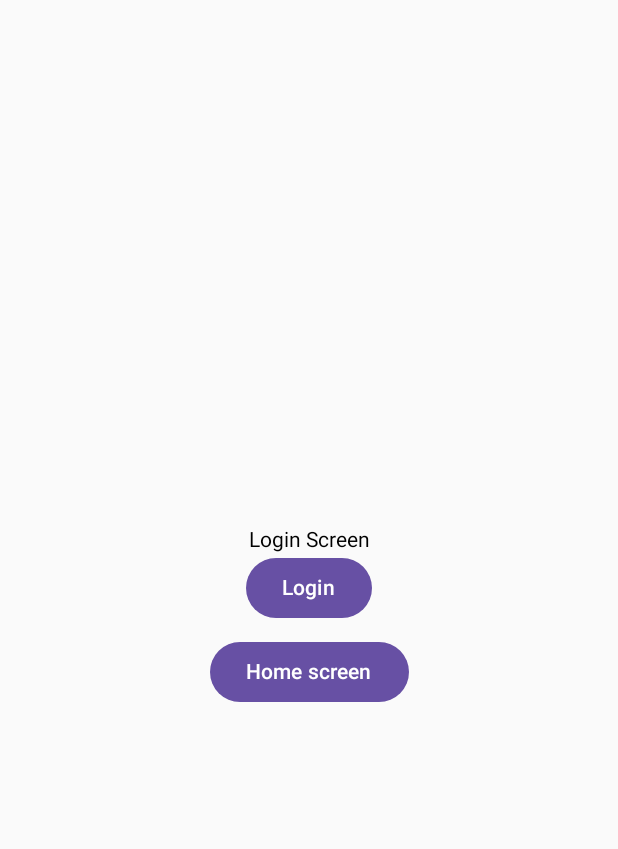
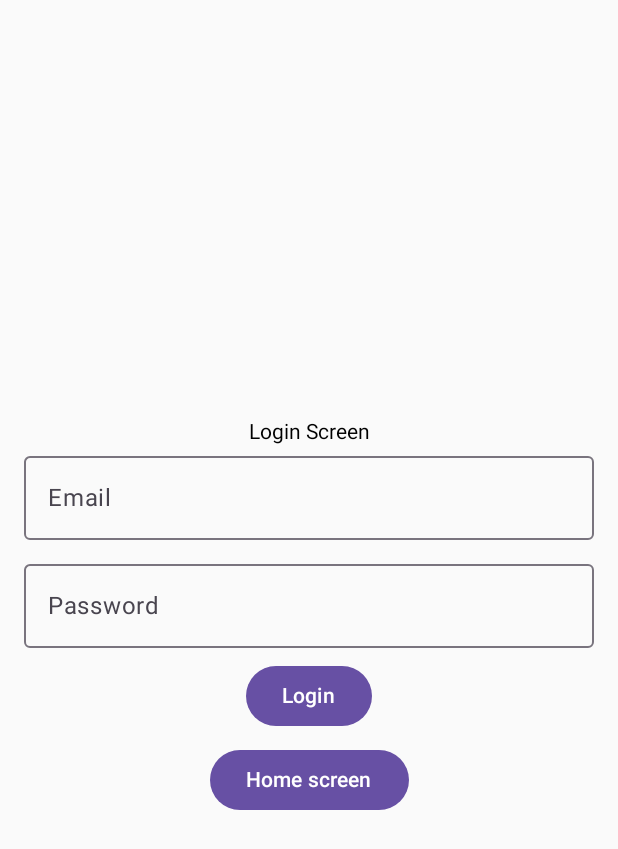
Before and after one commit to gawlowski-mateusz/Health-Monitor, an Android app built with Jetpack Compose: the LoginScreen screen opened through its navigation route, after a tap on "Login", on a phone screen of 412 x 824 dp. Shown: the top 849 px of the screen. Run offline under Robolectric (Android 15) with nearby library versions, the light colour scheme and no system bars.

Commit message:
Frontend : Login
+ Login page update

```diff
--- a/Frontend/app/src/main/java/com/mateusz/frontend/LoginScreen.kt
+++ b/Frontend/app/src/main/java/com/mateusz/frontend/LoginScreen.kt
@@ -2,37 +2,66 @@ package com.mateusz.frontend
 
 import android.widget.Toast
 import androidx.compose.foundation.layout.*
+import androidx.compose.foundation.text.KeyboardOptions
 import androidx.compose.material3.Button
+import androidx.compose.material3.OutlinedTextField
 import androidx.compose.material3.Text
 import androidx.compose.runtime.*
 import androidx.compose.ui.Alignment
 import androidx.compose.ui.Modifier
 import androidx.compose.ui.platform.LocalContext
+import androidx.compose.ui.text.input.KeyboardType
 import androidx.compose.ui.tooling.preview.Preview
 import androidx.compose.ui.unit.dp
 import kotlinx.coroutines.CoroutineScope
 import kotlinx.coroutines.Dispatchers
 import kotlinx.coroutines.launch
 import kotlinx.coroutines.withContext
+import org.json.JSONObject
+import java.io.OutputStreamWriter
 import java.net.HttpURLConnection
 import java.net.URL
 
 @Composable
 fun LoginScreen(onLoginSuccess: () -> Unit, onNavigateToHomeScreen: () -> Unit) {
+    var email by remember { mutableStateOf("") }
+    var password by remember { mutableStateOf("") }
+
     val context = LocalContext.current
     var loginResult by remember { mutableStateOf("") }
 
     Column(
-        modifier = Modifier.fillMaxSize(),
+        modifier = Modifier
+            .fillMaxSize()
+            .padding(16.dp),
         verticalArrangement = Arrangement.Center,
         horizontalAlignment = Alignment.CenterHorizontally
     ) {
         Text("Login Screen")
 
+        OutlinedTextField(
+            value = email,
+            onValueChange = { email = it },
+            label = { Text("Email") },
+            modifier = Modifier.fillMaxWidth()
+        )
+
+        Spacer(modifier = Modifier.height(8.dp))
+
+        OutlinedTextField(
+            value = password,
+            onValueChange = { password = it },
+            label = { Text("Password") },
+            keyboardOptions = KeyboardOptions(keyboardType = KeyboardType.Email),
+            modifier = Modifier.fillMaxWidth()
+        )
+
+        Spacer(modifier = Modifier.height(8.dp))
+
         Button(onClick = {
             // Launch a coroutine to perform the network request
             CoroutineScope(Dispatchers.IO).launch {
-                val result = makeLoginRequest()
+                val result = makeLoginRequest(email, password)
                 withContext(Dispatchers.Main) {
                     loginResult = result
                     if (result == "Success") {
@@ -54,18 +83,37 @@ fun LoginScreen(onLoginSuccess: () -> Unit, onNavigateToHomeScreen: () -> Unit)
     }
 }
 
-private suspend fun makeLoginRequest(): String {
-    val url = URL("http://10.0.2.2:8000/user")
+private suspend fun makeLoginRequest(email: String, password: String): String {
+    val url = URL("http://10.0.2.2:8000/login") // Replace with your actual login API URL
+
     val connection = withContext(Dispatchers.IO) {
-        url.openConnection()
-    } as HttpURLConnection
+        url.openConnection() as HttpURLConnection
+    }
 
     return try {
-        connection.requestMethod = "GET"
+        connection.requestMethod = "POST"
+        connection.setRequestProperty("Content-Type", "application/json")
+        connection.doOutput = true
+
+        // Create JSON object for login credentials
+        val jsonBody = JSONObject().apply {
+            put("email", email)
+            put("password", password)
+        }
+
+        // Write the JSON data to the output stream
+        withContext(Dispatchers.IO) {
+            OutputStreamWriter(connection.outputStream).apply {
+                write(jsonBody.toString())
+                flush()
+                close()
+            }
+        }
 
         val responseCode = connection.responseCode
         if (responseCode == HttpURLConnection.HTTP_OK) {
             connection.inputStream.bufferedReader().use { it.readText() }
+            return "Success"
         } else {
             "Failed with response code $responseCode"
         }
--- a/Frontend/app/src/main/java/com/mateusz/frontend/MainActivity.kt
+++ b/Frontend/app/src/main/java/com/mateusz/frontend/MainActivity.kt
@@ -30,7 +30,7 @@ fun MyApp() {
         }
         composable("login") {
             LoginScreen(
-                onLoginSuccess = { navController.navigate("home") },
+                onLoginSuccess = { navController.navigate("overview") },
                 onNavigateToHomeScreen = { navController.navigate("home") }
             )
         }
```
